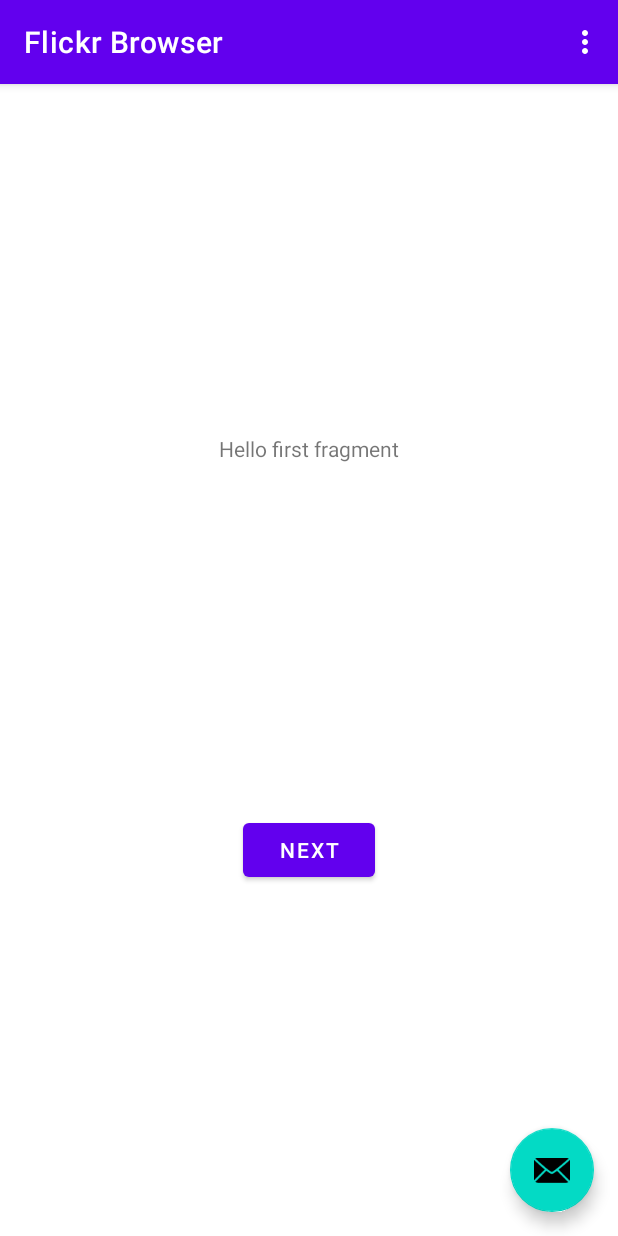
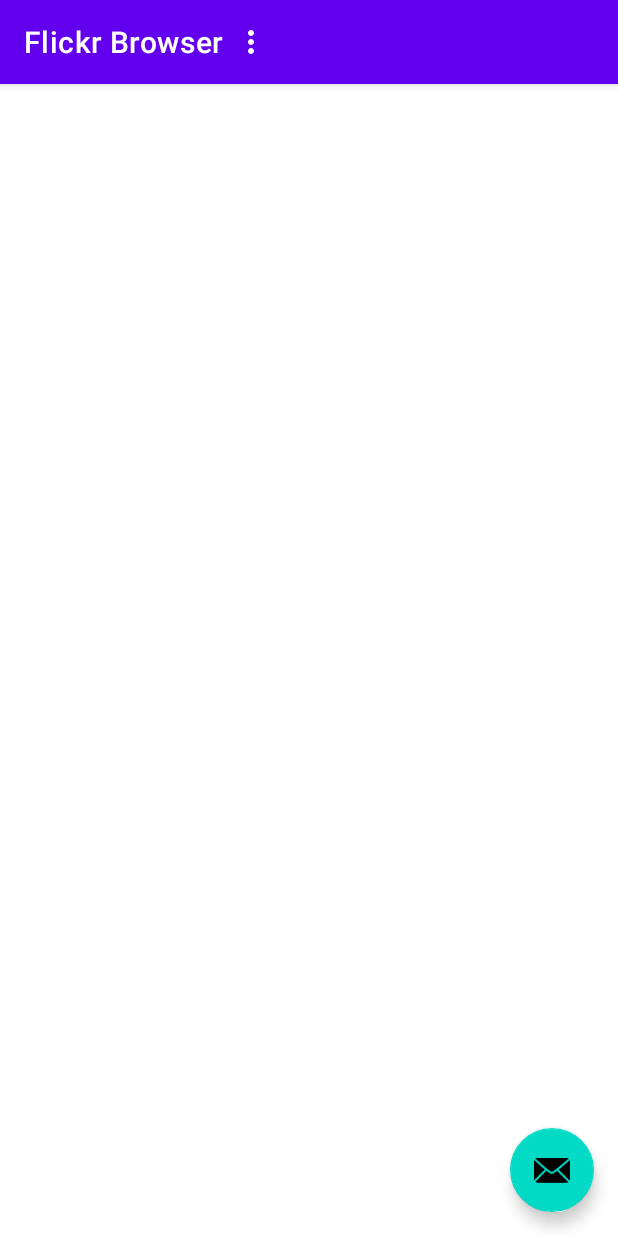
Before and after one commit to jfspps/AndroidFlickrBrowser, an Android app: the screen it shows after launch (MainActivity), on a phone screen of 412 x 824 dp. Run offline under Robolectric (Android 15) with nearby library versions, the phone set to English and light mode, and no system bars.

Commit message:
remove fragments; added console logt and logd

```diff
--- a/app/src/main/java/jamesapps/example/flickrbrowser/FirstFragment.java
+++ /dev/null
@@ -1,34 +0,0 @@
-package jamesapps.example.flickrbrowser;
-
-import android.os.Bundle;
-import android.view.LayoutInflater;
-import android.view.View;
-import android.view.ViewGroup;
-
-import androidx.annotation.NonNull;
-import androidx.fragment.app.Fragment;
-import androidx.navigation.fragment.NavHostFragment;
-
-public class FirstFragment extends Fragment {
-
-    @Override
-    public View onCreateView(
-            LayoutInflater inflater, ViewGroup container,
-            Bundle savedInstanceState
-    ) {
-        // Inflate the layout for this fragment
-        return inflater.inflate(R.layout.fragment_first, container, false);
-    }
-
-    public void onViewCreated(@NonNull View view, Bundle savedInstanceState) {
-        super.onViewCreated(view, savedInstanceState);
-
-        view.findViewById(R.id.button_first).setOnClickListener(new View.OnClickListener() {
-            @Override
-            public void onClick(View view) {
-                NavHostFragment.findNavController(FirstFragment.this)
-                        .navigate(R.id.action_FirstFragment_to_SecondFragment);
-            }
-        });
-    }
-}
--- a/app/src/main/java/jamesapps/example/flickrbrowser/MainActivity.java
+++ b/app/src/main/java/jamesapps/example/flickrbrowser/MainActivity.java
@@ -1,41 +1,32 @@
 package jamesapps.example.flickrbrowser;
 
 import android.os.Bundle;
-
-import com.google.android.material.floatingactionbutton.FloatingActionButton;
-import com.google.android.material.snackbar.Snackbar;
+import android.util.Log;
+import android.view.Menu;
+import android.view.MenuItem;
 
 import androidx.appcompat.app.AppCompatActivity;
 import androidx.appcompat.widget.Toolbar;
 
-import android.view.View;
-
-import android.view.Menu;
-import android.view.MenuItem;
-
 public class MainActivity extends AppCompatActivity {
+    private static final String TAG = "MainActivity";
 
     @Override
     protected void onCreate(Bundle savedInstanceState) {
+        Log.d(TAG, "onCreate: started");
         super.onCreate(savedInstanceState);
         setContentView(R.layout.activity_main);
         Toolbar toolbar = findViewById(R.id.toolbar);
         setSupportActionBar(toolbar);
 
-        FloatingActionButton fab = findViewById(R.id.fab);
-        fab.setOnClickListener(new View.OnClickListener() {
-            @Override
-            public void onClick(View view) {
-                Snackbar.make(view, "Replace with your own action", Snackbar.LENGTH_LONG)
-                        .setAction("Action", null).show();
-            }
-        });
+        Log.d(TAG, "onCreate: ended");
     }
 
     @Override
     public boolean onCreateOptionsMenu(Menu menu) {
         // Inflate the menu; this adds items to the action bar if it is present.
         getMenuInflater().inflate(R.menu.menu_main, menu);
+        Log.d(TAG, "onCreateOptionsMenu() returned: " + true);
         return true;
     }
 
--- a/app/src/main/res/layout/activity_main.xml
+++ b/app/src/main/res/layout/activity_main.xml
@@ -1,33 +1,49 @@
 <?xml version="1.0" encoding="utf-8"?>
-<androidx.coordinatorlayout.widget.CoordinatorLayout xmlns:android="http://schemas.android.com/apk/res/android"
+<androidx.constraintlayout.widget.ConstraintLayout xmlns:android="http://schemas.android.com/apk/res/android"
     xmlns:app="http://schemas.android.com/apk/res-auto"
     xmlns:tools="http://schemas.android.com/tools"
+    android:id="@+id/coordinatorLayout"
     android:layout_width="match_parent"
     android:layout_height="match_parent"
     tools:context=".MainActivity">
 
     <com.google.android.material.appbar.AppBarLayout
-        android:layout_width="match_parent"
+        android:id="@+id/appBarLayout"
+        android:layout_width="0dp"
         android:layout_height="wrap_content"
-        android:theme="@style/Theme.FlickrBrowser.AppBarOverlay">
+        android:theme="@style/Theme.FlickrBrowser.AppBarOverlay"
+        app:layout_constraintEnd_toEndOf="parent"
+        app:layout_constraintStart_toStartOf="parent"
+        app:layout_constraintTop_toTopOf="parent">
 
         <androidx.appcompat.widget.Toolbar
             android:id="@+id/toolbar"
-            android:layout_width="match_parent"
-            android:layout_height="?attr/actionBarSize"
+            android:layout_width="wrap_content"
+            android:layout_height="wrap_content"
             android:background="?attr/colorPrimary"
             app:popupTheme="@style/Theme.FlickrBrowser.PopupOverlay" />
 
     </com.google.android.material.appbar.AppBarLayout>
 
-    <include layout="@layout/content_main" />
+    <include
+        android:id="@+id/include"
+        layout="@layout/content_main"
+        android:layout_width="0dp"
+        android:layout_height="0dp"
+        app:layout_constraintBottom_toBottomOf="parent"
+        app:layout_constraintEnd_toEndOf="parent"
+        app:layout_constraintStart_toStartOf="parent"
+        app:layout_constraintTop_toBottomOf="@+id/appBarLayout" />
 
     <com.google.android.material.floatingactionbutton.FloatingActionButton
         android:id="@+id/fab"
         android:layout_width="wrap_content"
         android:layout_height="wrap_content"
-        android:layout_gravity="bottom|end"
-        android:layout_margin="@dimen/fab_margin"
+        android:layout_marginEnd="16dp"
+        android:layout_marginRight="16dp"
+        android:layout_marginBottom="16dp"
+        app:layout_constraintBottom_toBottomOf="parent"
+        app:layout_constraintEnd_toEndOf="parent"
         app:srcCompat="@android:drawable/ic_dialog_email" />
 
-</androidx.coordinatorlayout.widget.CoordinatorLayout>
+</androidx.constraintlayout.widget.ConstraintLayout>
--- a/app/src/main/res/layout/content_main.xml
+++ b/app/src/main/res/layout/content_main.xml
@@ -3,17 +3,4 @@
     xmlns:app="http://schemas.android.com/apk/res-auto"
     android:layout_width="match_parent"
     android:layout_height="match_parent"
-    app:layout_behavior="@string/appbar_scrolling_view_behavior">
-
-    <fragment
-        android:id="@+id/nav_host_fragment"
-        android:name="androidx.navigation.fragment.NavHostFragment"
-        android:layout_width="0dp"
-        android:layout_height="0dp"
-        app:defaultNavHost="true"
-        app:layout_constraintBottom_toBottomOf="parent"
-        app:layout_constraintLeft_toLeftOf="parent"
-        app:layout_constraintRight_toRightOf="parent"
-        app:layout_constraintTop_toTopOf="parent"
-        app:navGraph="@navigation/nav_graph" />
-</androidx.constraintlayout.widget.ConstraintLayout>
+    app:layout_behavior="@string/appbar_scrolling_view_behavior"/>
--- a/app/src/main/res/layout/fragment_first.xml
+++ /dev/null
@@ -1,28 +0,0 @@
-<?xml version="1.0" encoding="utf-8"?>
-<androidx.constraintlayout.widget.ConstraintLayout xmlns:android="http://schemas.android.com/apk/res/android"
-    xmlns:app="http://schemas.android.com/apk/res-auto"
-    xmlns:tools="http://schemas.android.com/tools"
-    android:layout_width="match_parent"
-    android:layout_height="match_parent"
-    tools:context=".FirstFragment">
-
-    <TextView
-        android:id="@+id/textview_first"
-        android:layout_width="wrap_content"
-        android:layout_height="wrap_content"
-        android:text="@string/hello_first_fragment"
-        app:layout_constraintBottom_toTopOf="@id/button_first"
-        app:layout_constraintEnd_toEndOf="parent"
-        app:layout_constraintStart_toStartOf="parent"
-        app:layout_constraintTop_toTopOf="parent" />
-
-    <Button
-        android:id="@+id/button_first"
-        android:layout_width="wrap_content"
-        android:layout_height="wrap_content"
-        android:text="@string/next"
-        app:layout_constraintBottom_toBottomOf="parent"
-        app:layout_constraintEnd_toEndOf="parent"
-        app:layout_constraintStart_toStartOf="parent"
-        app:layout_constraintTop_toBottomOf="@id/textview_first" />
-</androidx.constraintlayout.widget.ConstraintLayout>
--- a/app/src/main/res/navigation/nav_graph.xml
+++ /dev/null
@@ -1,28 +0,0 @@
-<?xml version="1.0" encoding="utf-8"?>
-<navigation xmlns:android="http://schemas.android.com/apk/res/android"
-    xmlns:app="http://schemas.android.com/apk/res-auto"
-    xmlns:tools="http://schemas.android.com/tools"
-    android:id="@+id/nav_graph"
-    app:startDestination="@id/FirstFragment">
-
-    <fragment
-        android:id="@+id/FirstFragment"
-        android:name="jamesapps.example.flickrbrowser.FirstFragment"
-        android:label="@string/first_fragment_label"
-        tools:layout="@layout/fragment_first">
-
-        <action
-            android:id="@+id/action_FirstFragment_to_SecondFragment"
-            app:destination="@id/SecondFragment" />
-    </fragment>
-    <fragment
-        android:id="@+id/SecondFragment"
-        android:name="jamesapps.example.flickrbrowser.SecondFragment"
-        android:label="@string/second_fragment_label"
-        tools:layout="@layout/fragment_second">
-
-        <action
-            android:id="@+id/action_SecondFragment_to_FirstFragment"
-            app:destination="@id/FirstFragment" />
-    </fragment>
-</navigation>
```
Also changed, not shown: app/src/main/java/jamesapps/example/flickrbrowser/SecondFragment.java (deleted, +0 -34 lines), app/src/main/res/layout/fragment_second.xml (deleted, +0 -27 lines).
